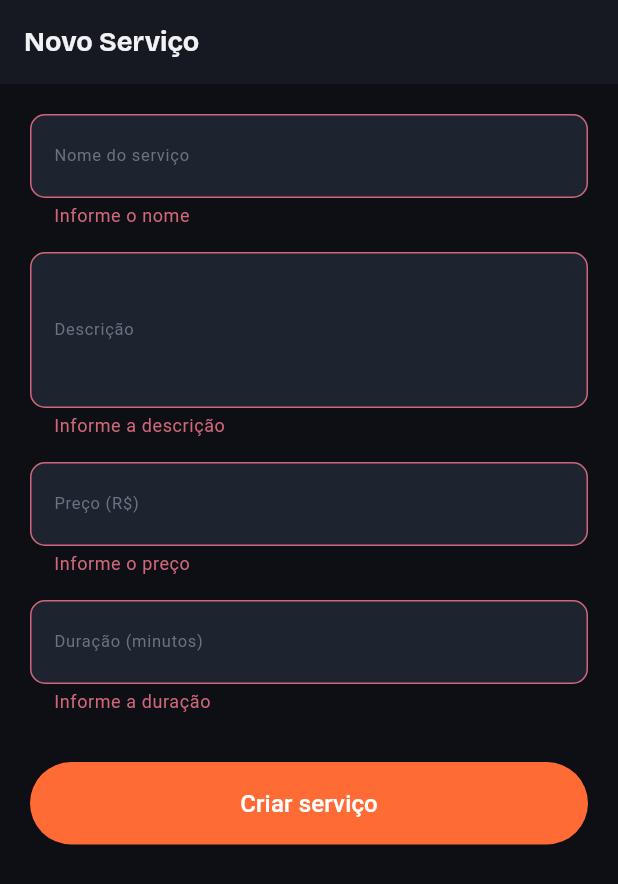
After one commit to VitorCostaVianna/tp_lab_pointdog, a Flutter app: the ProviderServiceFormScreen screen opened by its route, after a tap on "Criar serviço", on a phone screen of 412 x 824 dp. The commit adds this screen. Shown: the top 884 px of the screen. Run offline on Flutter 3.47's test engine with Material 3 defaults, Android fonts, the light colour scheme and no system bars; our stand-ins replace dio, go_router, google_fonts, shared_preferences; accounts and stored records are empty; network calls fail.

Commit message:
feat: add provider service management (CRUD)

```diff
--- /dev/null
+++ b/client/lib/screens/provider/provider_service_form_screen.dart
@@ -0,0 +1,216 @@
+import 'package:flutter/material.dart';
+import 'package:go_router/go_router.dart';
+import 'package:provider/provider.dart';
+import '../../core/theme.dart';
+import '../../models/service.dart';
+import '../../providers/services_notifier.dart';
+
+class ProviderServiceFormScreen extends StatefulWidget {
+  final Service? existing;
+  const ProviderServiceFormScreen({super.key, this.existing});
+
+  @override
+  State<ProviderServiceFormScreen> createState() =>
+      _ProviderServiceFormScreenState();
+}
+
+class _ProviderServiceFormScreenState
+    extends State<ProviderServiceFormScreen> {
+  final _formKey = GlobalKey<FormState>();
+  late final TextEditingController _name;
+  late final TextEditingController _description;
+  late final TextEditingController _price;
+  late final TextEditingController _duration;
+
+  bool get _isEdit => widget.existing != null;
+
+  @override
+  void initState() {
+    super.initState();
+    final s = widget.existing;
+    _name = TextEditingController(text: s?.name ?? '');
+    _description = TextEditingController(text: s?.description ?? '');
+    _price = TextEditingController(
+        text: s != null ? s.price.toStringAsFixed(2) : '');
+    _duration =
+        TextEditingController(text: s != null ? '${s.durationMinutes}' : '');
+  }
+
+  @override
+  void dispose() {
+    _name.dispose();
+    _description.dispose();
+    _price.dispose();
+    _duration.dispose();
+    super.dispose();
+  }
+
+  Future<void> _submit() async {
+    if (!_formKey.currentState!.validate()) return;
+
+    final notifier = context.read<ServicesNotifier>();
+    final name = _name.text.trim();
+    final description = _description.text.trim();
+    final price = double.parse(_price.text.trim().replaceAll(',', '.'));
+    final duration = int.parse(_duration.text.trim());
+
+    bool ok;
+    if (_isEdit) {
+      ok = await notifier.updateService(
+        widget.existing!.id,
+        name: name,
+        description: description,
+        price: price,
+        durationMinutes: duration,
+      );
+    } else {
+      ok = await notifier.createService(
+        name: name,
+        description: description,
+        price: price,
+        durationMinutes: duration,
+      );
+    }
+
+    if (!mounted) return;
+    if (ok) {
+      context.pop();
+    } else {
+      ScaffoldMessenger.of(context).showSnackBar(
+        SnackBar(
+          content: Text(notifier.error ?? 'Erro ao salvar serviço'),
+          backgroundColor: AppTheme.statusCancelado,
+        ),
+      );
+    }
+  }
+
+  @override
+  Widget build(BuildContext context) {
+    return Scaffold(
+      appBar: AppBar(
+        title: Text(_isEdit ? 'Editar Serviço' : 'Novo Serviço'),
+      ),
+      body: Consumer<ServicesNotifier>(
+        builder: (_, notifier, __) => SingleChildScrollView(
+          padding: const EdgeInsets.all(20),
+          child: Form(
+            key: _formKey,
+            child: Column(
+              crossAxisAlignment: CrossAxisAlignment.stretch,
+              children: [
+                _Field(
+                  controller: _name,
+                  label: 'Nome do serviço',
+                  validator: (v) =>
+                      v == null || v.trim().isEmpty ? 'Informe o nome' : null,
+                ),
+                const SizedBox(height: 16),
+                _Field(
+                  controller: _description,
+                  label: 'Descrição',
+                  minLines: 3,
+                  maxLines: 5,
+                  validator: (v) => v == null || v.trim().isEmpty
+                      ? 'Informe a descrição'
+                      : null,
+                ),
+                const SizedBox(height: 16),
+                _Field(
+                  controller: _price,
+                  label: 'Preço (R\$)',
+                  keyboardType:
+                      const TextInputType.numberWithOptions(decimal: true),
+                  validator: (v) {
+                    if (v == null || v.trim().isEmpty) return 'Informe o preço';
+                    final n =
+                        double.tryParse(v.trim().replaceAll(',', '.'));
+                    if (n == null || n <= 0) return 'Preço inválido';
+                    return null;
+                  },
+                ),
+                const SizedBox(height: 16),
+                _Field(
+                  controller: _duration,
+                  label: 'Duração (minutos)',
+                  keyboardType: TextInputType.number,
+                  validator: (v) {
+                    if (v == null || v.trim().isEmpty) {
+                      return 'Informe a duração';
+                    }
+                    final n = int.tryParse(v.trim());
+                    if (n == null || n <= 0) { return 'Duração inválida'; }
+                    return null;
+                  },
+                ),
+                const SizedBox(height: 32),
+                FilledButton(
+                  onPressed: notifier.loading ? null : _submit,
+                  style: FilledButton.styleFrom(
+                    backgroundColor: AppTheme.accent,
+                    padding: const EdgeInsets.symmetric(vertical: 16),
+                  ),
+                  child: notifier.loading
+                      ? const SizedBox(
+                          height: 20,
+                          width: 20,
+                          child: CircularProgressIndicator(
+                            strokeWidth: 2,
+                            color: Colors.white,
+                          ),
+                        )
+                      : Text(
+                          _isEdit ? 'Salvar alterações' : 'Criar serviço',
+                          style: const TextStyle(fontSize: 16),
+                        ),
+                ),
+              ],
+            ),
+          ),
+        ),
+      ),
+    );
+  }
+}
+
+class _Field extends StatelessWidget {
+  final TextEditingController controller;
+  final String label;
+  final int minLines;
+  final int? maxLines;
+  final TextInputType? keyboardType;
+  final String? Function(String?)? validator;
+
+  const _Field({
+    required this.controller,
+    required this.label,
+    this.minLines = 1,
+    this.maxLines = 1,
+    this.keyboardType,
+    this.validator,
+  });
+
+  @override
+  Widget build(BuildContext context) {
+    return TextFormField(
+      controller: controller,
+      decoration: InputDecoration(
+        labelText: label,
+        filled: true,
+        fillColor: AppTheme.surface2,
+        border: OutlineInputBorder(
+          borderRadius: BorderRadius.circular(10),
+          borderSide: const BorderSide(color: AppTheme.border),
+        ),
+        enabledBorder: OutlineInputBorder(
+          borderRadius: BorderRadius.circular(10),
+          borderSide: const BorderSide(color: AppTheme.border),
+        ),
+      ),
+      minLines: minLines,
+      maxLines: maxLines,
+      keyboardType: keyboardType,
+      validator: validator,
+    );
+  }
+}
```
Also changed, not shown: client/lib/main.dart (+15 -0 lines), client/lib/providers/services_notifier.dart (+77 -0 lines), client/lib/repositories/services_repository.dart (+41 -0 lines), client/lib/screens/app_shell.dart (+7 -0 lines), client/lib/screens/pets/pets_screen.dart (+0 -26 lines), client/lib/screens/provider/provider_services_screen.dart (added, +220 -0 lines).
